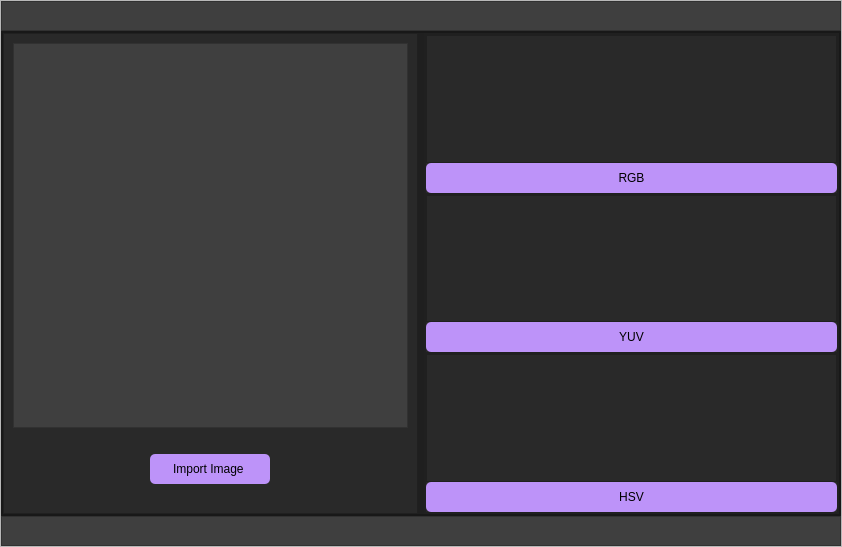
Above: untitled.ui from emreaniloguz/imageprocessingtoolforpython before the change. Below: the same form after it.
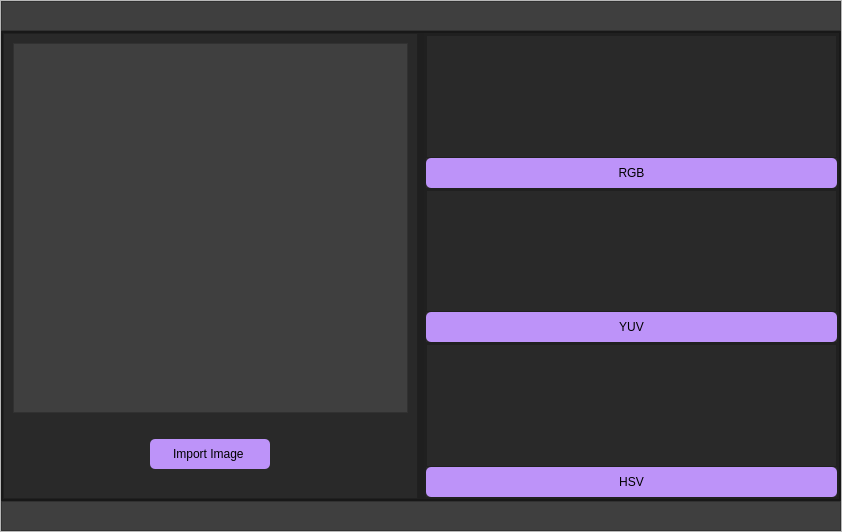
That is the form after the change.

Commit message: Browse-File panel test

What changed in the file:
```diff
--- a/untitled.ui
+++ b/untitled.ui
@@ -7,7 +7,7 @@
     <x>0</x>
     <y>0</y>
     <width>842</width>
-    <height>547</height>
+    <height>532</height>
    </rect>
   </property>
   <property name="windowTitle">
@@ -194,6 +194,12 @@
                              <height>0</height>
                             </size>
                            </property>
+                           <property name="maximumSize">
+                            <size>
+                             <width>1080</width>
+                             <height>720</height>
+                            </size>
+                           </property>
                            <property name="text">
                             <string/>
                            </property>
```
The commit also changes 4 other files.
